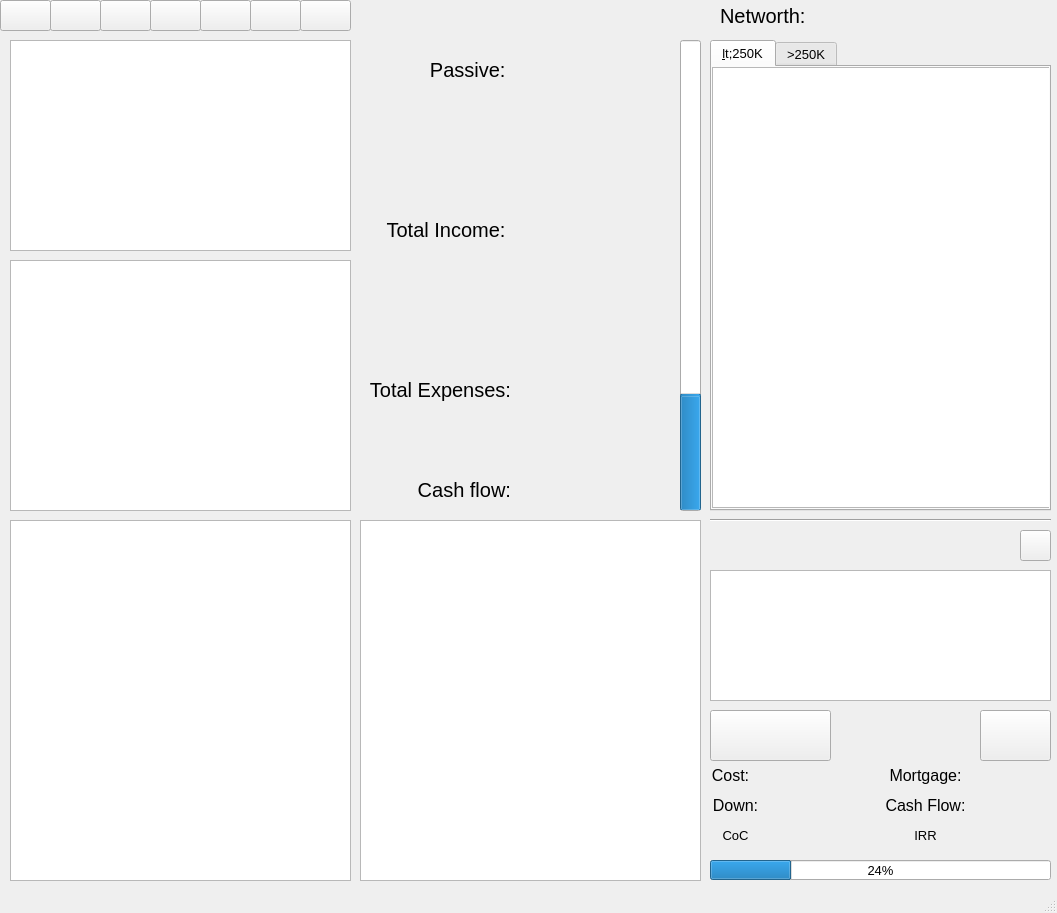
Old version of the form guis/financial.ui in the repository Rightside-Two-0/Rightside_Two.0.
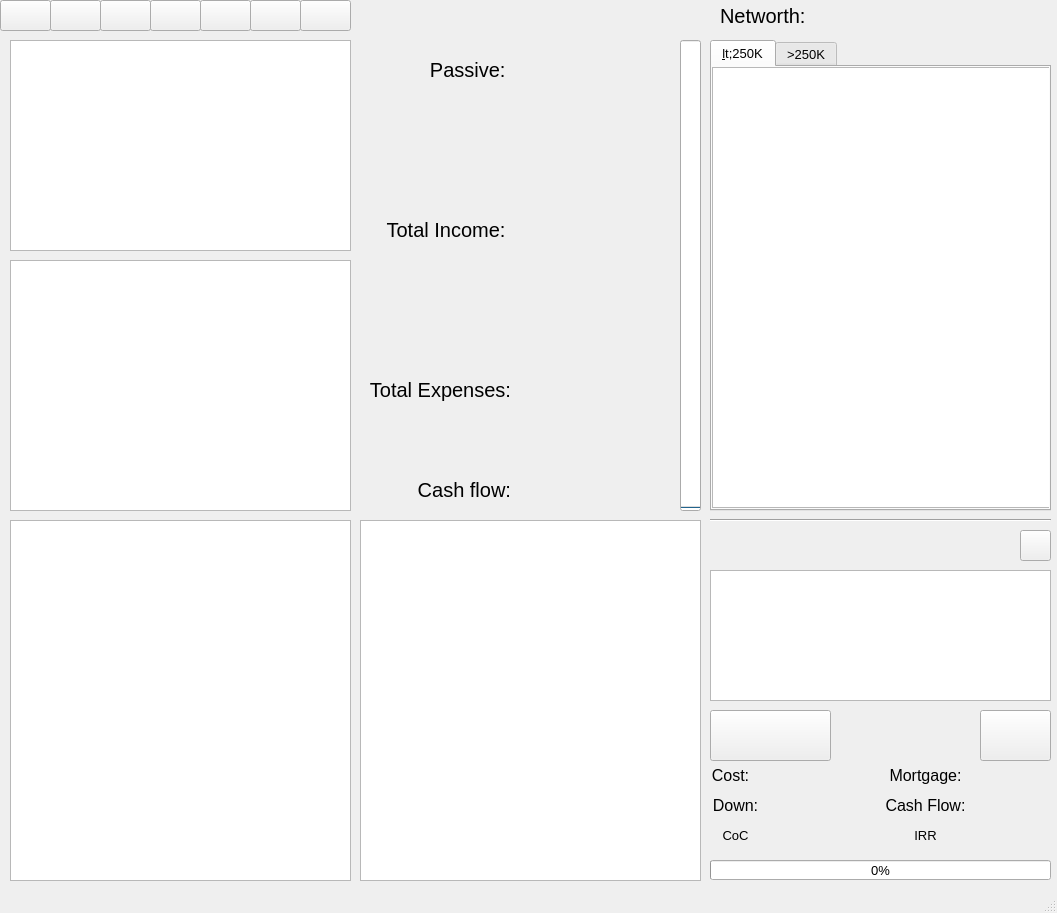
New version of the form. Icons and pictures are not drawn.

Diff of the .ui file:
```diff
--- a/guis/financial.ui
+++ b/guis/financial.ui
@@ -92,7 +92,7 @@
      <string>&lt;html&gt;&lt;head/&gt;&lt;body&gt;&lt;p&gt;When passive is greater than ave expenses = Personal Indenpendence Day&lt;/p&gt;&lt;/body&gt;&lt;/html&gt;</string>
     </property>
     <property name="value">
-     <number>24</number>
+     <number>0</number>
     </property>
     <property name="orientation">
      <enum>Qt::Vertical</enum>
@@ -666,7 +666,7 @@
      <string>&lt;html&gt;&lt;head/&gt;&lt;body&gt;&lt;p&gt;Commitments for Down&lt;/p&gt;&lt;/body&gt;&lt;/html&gt;</string>
     </property>
     <property name="value">
-     <number>24</number>
+     <number>0</number>
     </property>
    </widget>
    <widget class="QWidget" name="menu_bar" native="true">
```
